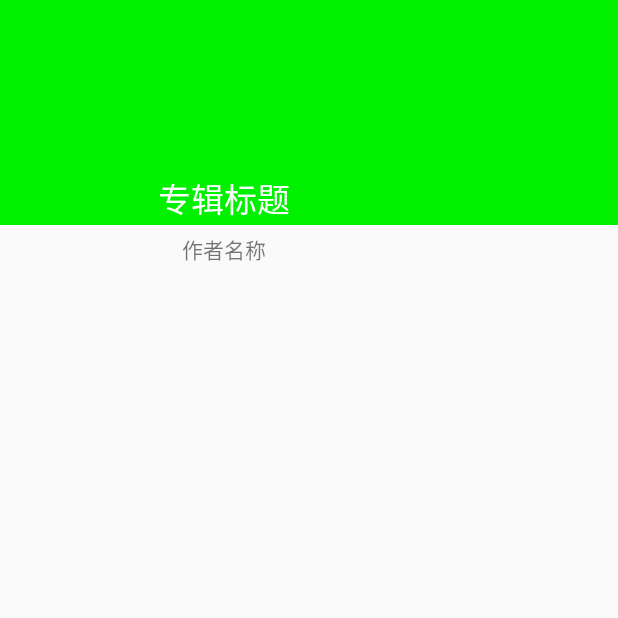
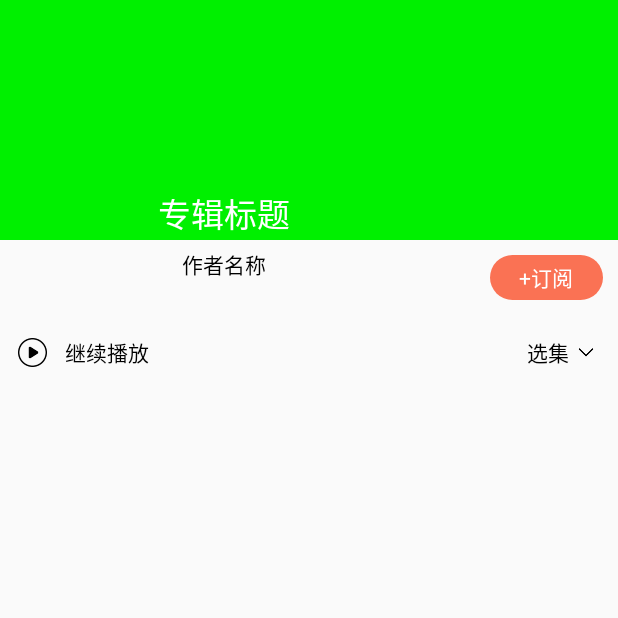
Before and after one commit to CHEN-JIAHUA/Himalaya-FM, an Android app: the DetailActivity screen opened directly, with no data from a screen before it, on a phone screen of 412 x 824 dp, the top half of it. Run offline under Robolectric (Android 15) with nearby library versions, the phone set to English and light mode, and no system bars; our stand-ins replace Picasso.

Commit message:
complete detail layout

```diff
--- a/app/src/main/AndroidManifest.xml
+++ b/app/src/main/AndroidManifest.xml
@@ -16,11 +16,11 @@
     <uses-permission android:name="android.permission.FOREGROUND_SERVICE"/>
     <application
         android:allowBackup="true"
-        android:icon="@mipmap/ic_launcher"
+        android:icon="@mipmap/logo"
         android:label="@string/app_name"
         android:name=".base.BaseApplication"
         android:usesCleartextTraffic="true"
-        android:roundIcon="@mipmap/ic_launcher_round"
+        android:roundIcon="@mipmap/ximalay_logo"
         android:supportsRtl="true"
         android:theme="@style/AppTheme"
         tools:targetApi="m">
@@ -32,7 +32,7 @@
                 <category android:name="android.intent.category.LAUNCHER" />
             </intent-filter>
         </activity>
-        <activity android:name=".DetailActivity"></activity>
+        <activity android:name=".DetailActivity" />
     </application>
 
 </manifest>
--- a/app/src/main/java/com/chenjiahua/himalayafm/DetailActivity.java
+++ b/app/src/main/java/com/chenjiahua/himalayafm/DetailActivity.java
@@ -1,16 +1,21 @@
 package com.chenjiahua.himalayafm;
 
 import android.graphics.Color;
+import android.graphics.drawable.Drawable;
 import android.os.Bundle;
 import android.view.View;
 import android.widget.ImageView;
 import android.widget.TextView;
+import android.widget.Toast;
 
 import androidx.annotation.Nullable;
 
 import com.chenjiahua.himalayafm.base.BaseActivity;
 import com.chenjiahua.himalayafm.interfaces.IAlbumDetailViewCallback;
 import com.chenjiahua.himalayafm.presenters.AlbumDetailPresenterImpl;
+import com.chenjiahua.himalayafm.utils.ImageBlur;
+import com.chenjiahua.himalayafm.utils.LogUtils;
+import com.squareup.picasso.Callback;
 import com.squareup.picasso.Picasso;
 import com.ximalaya.ting.android.opensdk.model.album.Album;
 import com.ximalaya.ting.android.opensdk.model.track.Track;
@@ -19,11 +24,13 @@ import java.util.List;
 
 public class DetailActivity extends BaseActivity implements IAlbumDetailViewCallback {
 
+    private static final String TAG = "DetailActivity";
     private ImageView ivSmallCover;
     private ImageView ivLargeCover;
     private TextView trackTitle;
     private TextView trackAuthor;
     private AlbumDetailPresenterImpl albumDetailPresenter;
+    private TextView btBook;
 
     @Override
     protected void onCreate(@Nullable Bundle savedInstanceState) {
@@ -35,6 +42,16 @@ public class DetailActivity extends BaseActivity implements IAlbumDetailViewCall
         initView();
         albumDetailPresenter = AlbumDetailPresenterImpl.getsInstance();
         albumDetailPresenter.registerViewCallback(this);
+        initListener();
+    }
+
+    private void initListener() {
+        btBook.setOnClickListener(new View.OnClickListener() {
+            @Override
+            public void onClick(View v) {
+                Toast.makeText(DetailActivity.this,"订阅成功！",Toast.LENGTH_SHORT).show();
+            }
+        });
 
     }
 
@@ -44,6 +61,7 @@ public class DetailActivity extends BaseActivity implements IAlbumDetailViewCall
         ivSmallCover = this.findViewById(R.id.iv_small_cover);
         trackTitle = this.findViewById(R.id.track_title_text);
         trackAuthor = this.findViewById(R.id.track_author_name);
+        btBook = this.findViewById(R.id.button_2_book);
     }
 
 
@@ -59,7 +77,22 @@ public class DetailActivity extends BaseActivity implements IAlbumDetailViewCall
         }
 
         if (ivLargeCover != null) {
-            Picasso.get().load(album.getCoverUrlLarge()).into(ivLargeCover);
+            Picasso.get().load(album.getCoverUrlLarge()).into(ivLargeCover, new Callback() {
+                @Override
+                public void onSuccess() {
+                    Drawable drawable = ivLargeCover.getDrawable();
+                    if (drawable != null) {
+                                ImageBlur.makeBlur(ivLargeCover, DetailActivity.this);
+                                LogUtils.d(TAG,"实现了毛玻璃的效果");
+                    }
+                }
+
+                @Override
+                public void onError(Exception e) {
+                    LogUtils.d(TAG,"On Error === >" + e.getMessage());
+                }
+
+            });
         }
 
         if (ivSmallCover != null) {
--- a/app/src/main/java/com/chenjiahua/himalayafm/MainActivity.java
+++ b/app/src/main/java/com/chenjiahua/himalayafm/MainActivity.java
@@ -1,6 +1,5 @@
 package com.chenjiahua.himalayafm;
 
-import android.content.Context;
 import android.os.Bundle;
 import android.util.Log;
 
--- a/app/src/main/java/com/chenjiahua/himalayafm/view/UILoader.java
+++ b/app/src/main/java/com/chenjiahua/himalayafm/view/UILoader.java
@@ -14,6 +14,8 @@ import androidx.annotation.Nullable;
 
 import com.chenjiahua.himalayafm.R;
 import com.chenjiahua.himalayafm.base.BaseApplication;
+
+import java.util.logging.Handler;
 
 public abstract class UILoader extends FrameLayout {
 
--- /dev/null
+++ b/app/src/main/res/drawable/shape_subscription_bg.xml
@@ -0,0 +1,9 @@
+<?xml version="1.0" encoding="utf-8"?>
+<shape xmlns:android="http://schemas.android.com/apk/res/android" android:shape="rectangle">
+    <size android:width="75dp"
+        android:height="50dp"/>
+
+    <solid android:color="@color/himalaya_color"/>
+    <corners android:radius="15dp"/>
+
+</shape>
--- a/app/src/main/res/layout/activity_detail.xml
+++ b/app/src/main/res/layout/activity_detail.xml
@@ -1,14 +1,14 @@
 <?xml version="1.0" encoding="utf-8"?>
 <RelativeLayout xmlns:android="http://schemas.android.com/apk/res/android" android:layout_width="match_parent"
     android:layout_height="match_parent">
-
+<!-- 大图片 毛玻璃效果-->
 <ImageView
     android:id="@+id/iv_large_cover"
     android:layout_width="match_parent"
-    android:layout_height="150dp"
+    android:layout_height="160dp"
     android:scaleType="fitXY"
     android:background="#00f000"/>
-
+<!-- 头像 -->
     <com.chenjiahua.himalayafm.view.RoundRectImageView
         android:id="@+id/iv_small_cover"
         android:layout_width="75dp"
@@ -17,7 +17,7 @@
         android:layout_marginTop="-40dp"
         android:layout_marginStart="10dp"
         android:layout_below="@id/iv_large_cover"/>
-
+<!--专辑信息-->
     <LinearLayout
         android:id="@+id/track_info_widget"
         android:layout_width="wrap_content"
@@ -27,7 +27,7 @@
         android:layout_below="@id/iv_large_cover"
         android:layout_marginTop="-40dp"
         android:layout_marginStart="20dp">
-
+<!--专辑标题-->
         <TextView
             android:id="@+id/track_title_text"
             android:layout_width="wrap_content"
@@ -36,17 +36,87 @@
             android:textColor="@android:color/white"
             android:textSize="22sp"
             android:text="专辑标题"/>
-
+<!--作者-->
         <TextView
             android:id="@+id/track_author_name"
             android:layout_width="wrap_content"
             android:layout_height="wrap_content"
             android:text="作者名称"
+            android:textColor="@android:color/black"
             android:layout_marginTop="10dp"
-            android:layout_gravity="center_horizontal"
-            />
+            android:layout_gravity="center_horizontal" />
+    </LinearLayout>
+
+<!--    订阅布局    -->
+    <RelativeLayout
+        android:id="@+id/detail_book_widget"
+        android:layout_width="match_parent"
+        android:layout_height="50dp"
+        android:layout_below="@id/iv_large_cover">
+
+        <TextView
+            android:id="@+id/button_2_book"
+            android:layout_width="75dp"
+            android:layout_height="30dp"
+            android:background="@drawable/shape_subscription_bg"
+            android:layout_alignParentEnd="true"
+            android:layout_centerVertical="true"
+            android:layout_marginEnd="10dp"
+            android:text="+订阅"
+            android:textColor="@android:color/white"
+            android:gravity="center"/>
+    </RelativeLayout>
+
+<!--    播放控制布局    -->
+    <RelativeLayout
+        android:id="@+id/play_control_widget"
+        android:layout_width="match_parent"
+        android:layout_height="50dp"
+        android:layout_below="@id/detail_book_widget">
+
+        <ImageView
+            android:id="@+id/detail_play_control"
+            android:layout_width="19dp"
+            android:layout_height="19dp"
+            android:src="@mipmap/play_black_normal"
+            android:layout_centerVertical="true"
+            android:layout_marginStart="12dp"/>
+
+        <TextView
+            android:layout_width="wrap_content"
+            android:layout_height="wrap_content"
+            android:text="继续播放"
+            android:layout_toRightOf="@id/detail_play_control"
+            android:textColor="@android:color/black"
+            android:layout_centerVertical="true"
+            android:layout_marginStart="12dp"/>
+
+        <TextView
+            android:id="@+id/selected_tracks"
+            android:layout_width="wrap_content"
+            android:layout_height="wrap_content"
+            android:text="选集"
+            android:textColor="@android:color/black"
+            android:layout_toLeftOf="@id/arrow_icon_iv"
+            android:layout_centerVertical="true"
+            android:layout_marginEnd="5dp"/>
+
+        <ImageView
+            android:id="@+id/arrow_icon_iv"
+            android:layout_width="12dp"
+            android:layout_height="6dp"
+            android:layout_marginEnd="15dp"
+            android:layout_alignParentEnd="true"
+            android:src="@mipmap/arrow_icon"
+            android:layout_centerVertical="true"/>
 
 
-    </LinearLayout>
+    </RelativeLayout>
+<!--  节目详情播放列表  -->
+    <androidx.recyclerview.widget.RecyclerView
+        android:layout_below="@id/play_control_widget"
+        android:id="@+id/detail_content_view"
+        android:layout_width="match_parent"
+        android:layout_height="match_parent"/>
 
 </RelativeLayout>
```
Also changed, not shown: app/src/main/java/com/chenjiahua/himalayafm/utils/ImageBlur.java (added, +51 -0 lines), app/src/main/res/mipmap-hdpi/logo.png (added), app/src/main/res/mipmap-hdpi/ximalay_logo.png (added), app/src/main/res/mipmap-mdpi/arrow_icon.png (added), app/src/main/res/mipmap-mdpi/play_black_normal.png (added), app/src/main/res/mipmap-mdpi/play_black_press.png (added).
